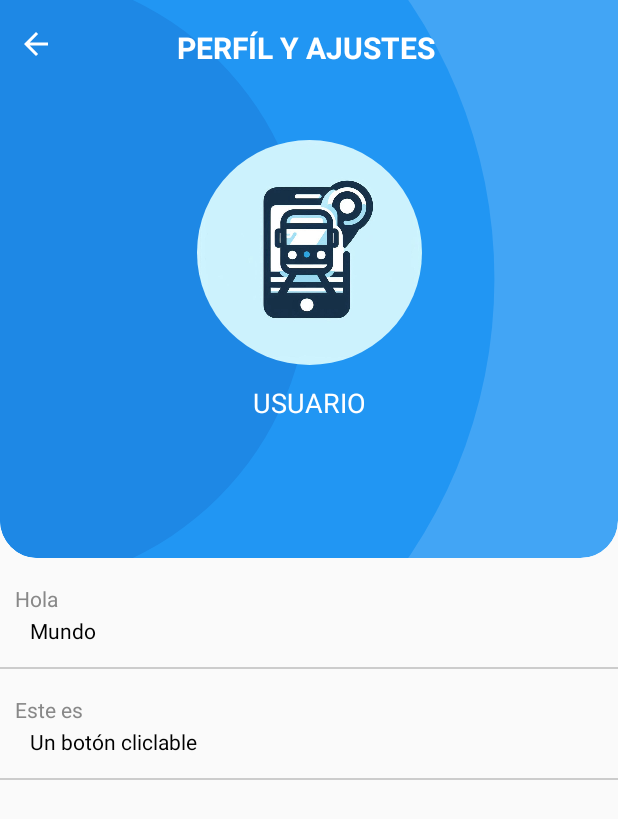
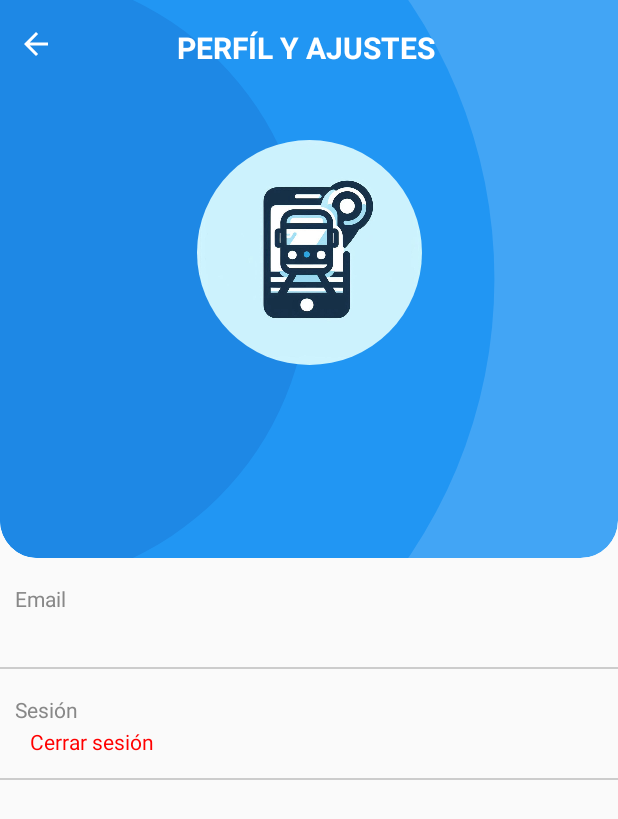
Before and after one commit to Droidinfinity/TFG_UBusTrip, an Android app built with Jetpack Compose: the MyAccountScreen screen opened through its navigation route, on a phone screen of 412 x 824 dp. Shown: the top 819 px of the screen. Run offline under Robolectric (Android 15) with nearby library versions, the phone set to English and light mode, and no system bars; our stand-ins replace Firebase (no records; nobody signed in at launch, a user with empty details on screens opened directly), accompanist; Roboto replaces fonts that are not available here.

Commit message:
mobileTask3: Solucionado el error de guardada la cuenta en la que anteriormrnte se logueó

```diff
--- a/app/build.gradle.kts
+++ b/app/build.gradle.kts
@@ -65,6 +65,7 @@ dependencies {
     implementation ("androidx.compose.ui:ui-text-google-fonts:1.6.0")
     implementation(platform("com.google.firebase:firebase-bom:33.6.0"))
     implementation("com.google.android.gms:play-services-auth:21.2.0")
+    implementation("io.coil-kt:coil-compose:2.4.0")
     implementation(libs.androidx.navigation.runtime.ktx)
     implementation(libs.firebase.auth.ktx)
     testImplementation(libs.junit)
--- a/app/src/main/java/com/upm/ubustrip/appNavigation/AppNavigation.kt
+++ b/app/src/main/java/com/upm/ubustrip/appNavigation/AppNavigation.kt
@@ -27,7 +27,7 @@ fun AppNavigation(){
         composable(route = AppScreens.FirstScreen.route) { GreetingPreview(navController) }
         composable(route = AppScreens.LogInScreen.route) { LoginScreen(navController, loginViewModel = loginViewModel) }
         composable(route = AppScreens.SearchScreen.route) { SearchScreen(navController) }
-        composable(route = AppScreens.AccountScreen.route) { MyAccountScreen(navController) }
+        composable(route = AppScreens.AccountScreen.route) { MyAccountScreen(navController, loginViewModel = loginViewModel) }
 
     }
 
--- a/app/src/main/java/com/upm/ubustrip/features/login/LoginScreen.kt
+++ b/app/src/main/java/com/upm/ubustrip/features/login/LoginScreen.kt
@@ -96,7 +96,6 @@ fun Login(loginViewModel: LoginViewModel,navController: NavController) {
             text = "INICIA SESIÓN",
             fontSize = 40.sp,
             fontWeight = FontWeight.Bold,
-            fontFamily = font,
             modifier = Modifier.padding(top = 20.dp)
         )
 
@@ -240,11 +239,11 @@ fun BotonGoogleLogin(loginViewModel: LoginViewModel, navController: NavControlle
             val credential = GoogleAuthProvider.getCredential(account.idToken,null)
             loginViewModel.sigInWhithGoogleCredential(credential){
 
-                // navigator.navigate(route = AppScreens.MenuScreen)
 
             }
 
         }catch (ex: Exception){}
+
     }
 
 
@@ -258,6 +257,8 @@ fun BotonGoogleLogin(loginViewModel: LoginViewModel, navController: NavControlle
 
             val googleSignInCliente = GoogleSignIn.getClient(context,opciones)
             launcher.launch(googleSignInCliente.signInIntent)
+
+            GoogleSignIn.getClient(context,opciones).signOut() //para que no recuerde la cuenta a la hora de hacer log out
 
 
 
--- a/app/src/main/java/com/upm/ubustrip/features/myAccount/MyAccountScreen.kt
+++ b/app/src/main/java/com/upm/ubustrip/features/myAccount/MyAccountScreen.kt
@@ -19,18 +19,29 @@ import androidx.compose.ui.graphics.Color
 import androidx.compose.ui.tooling.preview.Preview
 import androidx.compose.ui.unit.dp
 import androidx.navigation.NavController
+import com.upm.ubustrip.firebase.LoginViewModel
 
-@SuppressLint("UnusedMaterial3ScaffoldPaddingParameter")
+@SuppressLint("UnusedMaterial3ScaffoldPaddingParameter", "SuspiciousIndentation")
 
 @Composable
-fun MyAccountScreen(navController: NavController) {
+fun MyAccountScreen(navController: NavController,loginViewModel: LoginViewModel) {
+
+    val sesion = loginViewModel.getAuth() //Usuario
+    val userEmail = loginViewModel.getAuth().currentUser?.email
 
     Column {
 
         //Parte de arriba
-        MyProfileCard(navController = navController)
-        OptionsCard(false, tile = "Hola", content = "Mundo")
-        OptionsCard(true, tile = "Este es", content = "Un botón cliclable")
+        MyProfileCard(navController = navController, loginViewModel = loginViewModel)
+        if(userEmail!=null)
+        OptionsCard(false, tile = "Email", content = userEmail)
+        OptionsCard(true, tile = "Sesión", content = "Cerrar sesión", textColor = Color.Red, onClick = {
+            sesion.signOut()
+            navController.popBackStack()
+
+        }
+
+        )
 
 
     }//Fin del Colum
@@ -38,7 +49,7 @@ fun MyAccountScreen(navController: NavController) {
 }
 
 @Composable
-fun OptionsCard(isClickable : Boolean = false, onClick : ()-> Unit = {},tile : String,content : String) {
+fun OptionsCard(isClickable : Boolean = false, onClick : ()-> Unit = {},tile : String,content : String,textColor: Color = Color.Black) {
 
     Box(modifier = Modifier.clickable(enabled = isClickable, onClick = onClick)) {
         Box(
@@ -56,7 +67,8 @@ fun OptionsCard(isClickable : Boolean = false, onClick : ()-> Unit = {},tile : S
                 Spacer(modifier = Modifier.height(5.dp))
                 Text(
                     text = content,
-                    modifier = Modifier.padding(start = 20.dp)
+                    modifier = Modifier.padding(start = 20.dp),
+                    color = textColor
                 )
                 Spacer(modifier = Modifier.height(15.dp))
                 Box(
--- a/app/src/main/java/com/upm/ubustrip/features/myAccount/MyAccountTopBar.kt
+++ b/app/src/main/java/com/upm/ubustrip/features/myAccount/MyAccountTopBar.kt
@@ -36,14 +36,16 @@ import androidx.compose.ui.tooling.preview.Preview
 import androidx.compose.ui.unit.dp
 import androidx.compose.ui.unit.sp
 import androidx.navigation.NavController
+import coil.compose.AsyncImage
 import com.google.accompanist.systemuicontroller.rememberSystemUiController
 import com.upm.ubustrip.R
+import com.upm.ubustrip.firebase.LoginViewModel
 
 
 @OptIn(ExperimentalMaterial3Api::class)
 
 @Composable
-fun MyProfileCard(navController: NavController) {
+fun MyProfileCard(navController: NavController, loginViewModel: LoginViewModel) {
 
     val systemUiController = rememberSystemUiController()
     systemUiController.setSystemBarsColor(Color.Transparent)
@@ -51,6 +53,8 @@ fun MyProfileCard(navController: NavController) {
     val configuration = LocalConfiguration.current
     val screenHeightPx = (configuration.screenHeightDp / 2) - 40
 
+    val currentUser = loginViewModel.getAuth().currentUser //Usuario
+    val userName = currentUser?.displayName
 
     Box(
         modifier = Modifier
@@ -74,14 +78,22 @@ fun MyProfileCard(navController: NavController) {
                     horizontalArrangement = Arrangement.Center,
                     modifier = Modifier.fillMaxWidth()
                 )
-                { CircularImage(modifier = Modifier.size(150.dp)) }
+                { CircularImage(modifier = Modifier.size(150.dp), loginViewModel = loginViewModel) }
 
                 Spacer(modifier = Modifier.height(15.dp))
 
                 Row(
                     modifier = Modifier.fillMaxWidth(),
                     horizontalArrangement = Arrangement.Center
-                ) { Text("USUARIO", color = Color.White, fontSize = 18.sp) }
+                ) {
+
+                    if (userName == null)
+                        Text("USUARIO", color = Color.White, fontSize = 18.sp)
+                    else
+                        Text(userName, color = Color.White, fontSize = 18.sp)
+
+
+                }
             }
             //-------------------------------------------------------------
         }
@@ -135,7 +147,7 @@ fun CircularGradientBackground() {
 
 
 @Composable
-fun TopNavigationBar(modifier: Modifier,navController: NavController) {
+fun TopNavigationBar(modifier: Modifier, navController: NavController) {
 
 
     Row(
@@ -144,7 +156,7 @@ fun TopNavigationBar(modifier: Modifier,navController: NavController) {
 
         ) {
         IconButton(
-            onClick = {navController.popBackStack()}
+            onClick = { navController.popBackStack() }
 
         ) {
             Icon(
@@ -157,7 +169,8 @@ fun TopNavigationBar(modifier: Modifier,navController: NavController) {
 
 
 
-        Text("PERFÍL Y AJUSTES",
+        Text(
+            "PERFÍL Y AJUSTES",
             fontSize = 20.sp,
             fontWeight = FontWeight.Bold,
             color = Color.White,
@@ -168,17 +181,30 @@ fun TopNavigationBar(modifier: Modifier,navController: NavController) {
     }
 
 
-
 }
 
 
 @Composable
-fun CircularImage(modifier: Modifier) {
+fun CircularImage(modifier: Modifier, loginViewModel: LoginViewModel) {
     //TODO: Usará la imagen de la cuenta en cuestión
+
+    val currentUser = loginViewModel.getAuth().currentUser
+    val userPhotoUrl = currentUser?.photoUrl
+
+    if (userPhotoUrl == null)
         Image(
             painter = painterResource(id = R.drawable.ubustrip_icon),
             contentDescription = null,
             modifier = modifier
                 .clip(CircleShape)
         )
+    else
+        AsyncImage(
+            model = userPhotoUrl,
+            contentDescription = "Imagen de perfil",
+            modifier = modifier
+                .clip(CircleShape),
+            placeholder = painterResource(R.drawable.ubustrip_icon)
+        )
+
 }
--- a/app/src/main/java/com/upm/ubustrip/firebase/LoginViewModel.kt
+++ b/app/src/main/java/com/upm/ubustrip/firebase/LoginViewModel.kt
@@ -55,4 +55,6 @@ class LoginViewModel : ViewModel() {
 
 
 
+
+
 }
```
Lines whose indentation alone changed are shown as unchanged.
